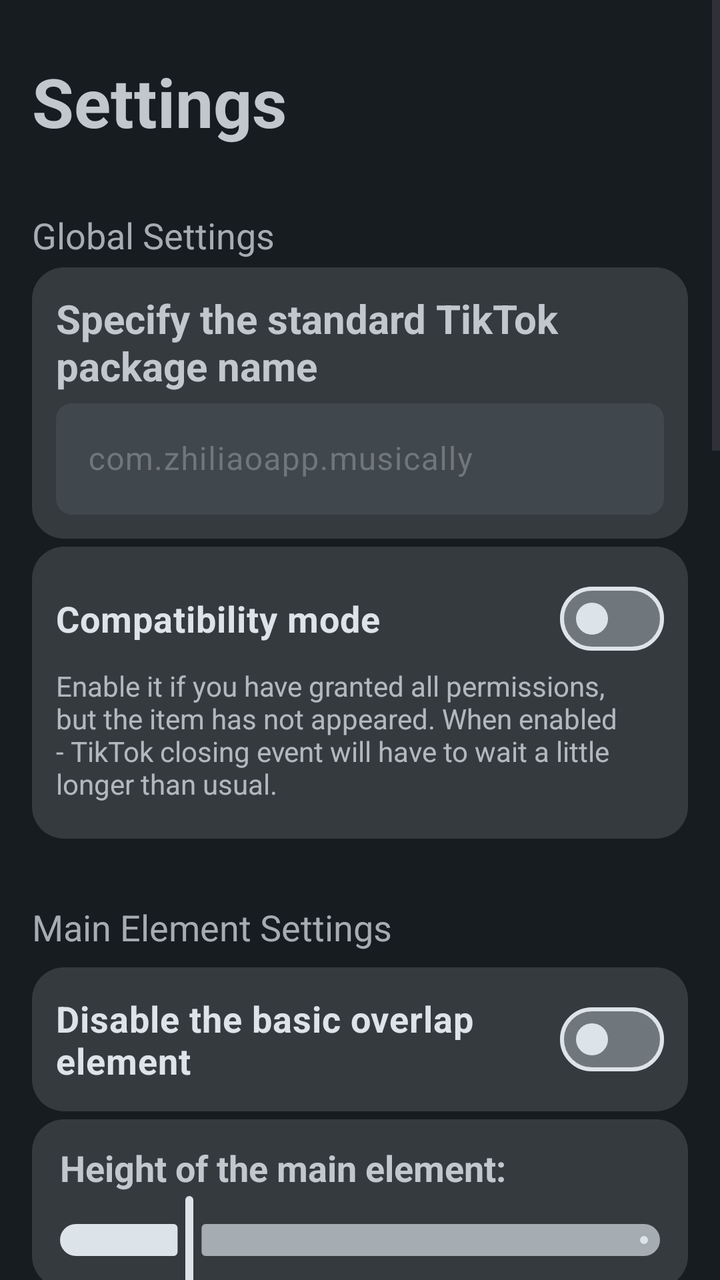
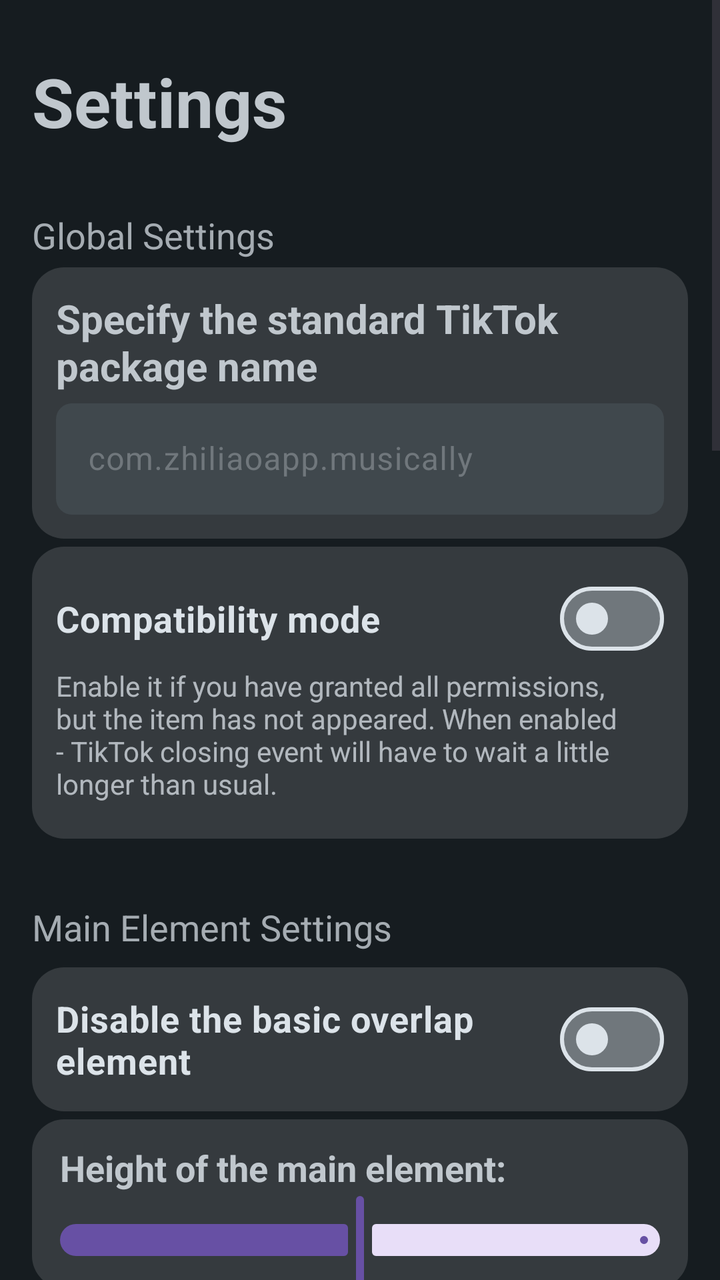

Screens rendered from an Android XML layout before and after an edit, with the pre-edit source and the edit as a unified diff.
<!-- AndroidManifest.xml: application theme Theme.TikTokAntiBurn -->
<!-- res/layout/activity_appsettings.xml -->
<?xml version="1.0" encoding="utf-8"?>
<androidx.constraintlayout.widget.ConstraintLayout xmlns:android="http://schemas.android.com/apk/res/android"
    xmlns:app="http://schemas.android.com/apk/res-auto"
    xmlns:tools="http://schemas.android.com/tools"
    android:id="@+id/MainAppLayout"
    android:layout_width="match_parent"
    android:layout_height="match_parent"
    android:background="@color/MonetViewDarkBG">

    <ScrollView
        android:layout_width="match_parent"
        android:layout_height="match_parent"
        app:layout_constraintBottom_toBottomOf="parent"
        app:layout_constraintTop_toTopOf="parent">

        <LinearLayout
            android:layout_width="match_parent"
            android:layout_height="wrap_content"
            android:orientation="vertical"
            android:padding="16dp">

            <TextView
                android:id="@+id/textView6"
                android:layout_width="match_parent"
                android:layout_height="wrap_content"
                android:paddingTop="12dp"
                android:paddingBottom="12dp"
                android:text="@string/fastSettings"
                android:textColor="@color/ButtonBackdround"
                android:textSize="34sp"
                android:textStyle="bold" />

            <TextView
                android:id="@+id/textView7"
                android:layout_width="match_parent"
                android:layout_height="wrap_content"
                android:paddingTop="20dp"
                android:paddingBottom="4dp"
                android:text="@string/GlobalSettingsDivide"
                android:textColor="@color/SeekBackdround"
                android:textSize="18sp" />

            <androidx.constraintlayout.widget.ConstraintLayout
                android:id="@+id/constraintLayout2"
                android:layout_width="match_parent"
                android:layout_height="match_parent"
                android:background="@drawable/fast_setting_bg"
                android:padding="12dp">

                <TextView
                    android:id="@+id/textView5"
                    android:layout_width="match_parent"
                    android:layout_height="wrap_content"
                    android:text="@string/packetnamedescription"
                    android:textColor="@color/ButtonBackdround"
                    android:textSize="20sp"
                    android:textStyle="bold"
                    app:layout_constraintStart_toStartOf="parent"
                    app:layout_constraintTop_toTopOf="parent" />

                <com.google.android.material.textfield.TextInputLayout
                    android:id="@+id/PacketName"
                    android:layout_width="match_parent"
                    android:layout_height="wrap_content"
                    android:textColorHint="@color/MID"
                    app:boxBackgroundColor="@color/DarkABit"
                    app:boxCornerRadiusBottomEnd="8dp"
                    app:boxCornerRadiusBottomStart="8dp"
                    app:boxCornerRadiusTopEnd="8dp"
                    app:boxCornerRadiusTopStart="8dp"
                    app:boxStrokeColor="@color/SeekBackdround"
                    app:boxStrokeWidth="0dp"
                    app:cursorColor="@color/ButtonBackdround"
                    app:helperTextEnabled="false"
                    app:hintTextColor="@color/ButtonBackdround"
                    app:layout_constraintTop_toBottomOf="@+id/textView5"
                    tools:layout_editor_absoluteX="12dp">

                    <com.google.android.material.textfield.TextInputEditText
                        android:id="@+id/TriggerPacketName"
                        android:layout_width="match_parent"
                        android:layout_height="wrap_content"
                        android:hint="com.zhiliaoapp.musically"
                        android:imeOptions="actionDone|actionNext"
                        android:inputType="text"
                        android:maxLines="1"
                        android:textColor="@color/ButtonBackdround"
                        tools:ignore="HardcodedText" />

                </com.google.android.material.textfield.TextInputLayout>
            </androidx.constraintlayout.widget.ConstraintLayout>

            <androidx.constraintlayout.widget.ConstraintLayout
                android:id="@+id/SomeSetting4"
                android:layout_width="match_parent"
                android:layout_height="wrap_content"
                android:layout_marginTop="4dp"
                android:background="@drawable/fast_setting_bg"
                android:padding="12dp"
                tools:layout_editor_absoluteX="16dp"
                tools:layout_editor_absoluteY="250dp">

                <com.google.android.material.materialswitch.MaterialSwitch
                    android:id="@+id/OptimalSwitcher"
                    android:layout_width="0dp"
                    android:layout_height="wrap_content"
                    android:checked="false"
                    android:text="@string/OptimalSwitchTitle"
                    android:textColor="@color/SeekBackdroundFilled"
                    android:textSize="18sp"
                    android:textStyle="bold"
                    app:layout_constraintEnd_toEndOf="parent"
                    app:layout_constraintHorizontal_bias="0.0"
                    app:layout_constraintStart_toStartOf="parent"
                    app:layout_constraintTop_toTopOf="parent"
                    app:thumbTint="@color/SeekBackdroundFilled"
                    app:trackDecorationTint="@color/SeekBackdroundFilled"
                    app:trackTint="@color/MID" />

                <TextView
                    android:id="@+id/textView4"
                    android:layout_width="wrap_content"
                    android:layout_height="wrap_content"
                    android:alpha="0.75"
                    android:paddingBottom="6dp"
                    android:text="@string/OptimalSwitchDescription"
                    android:textColor="@color/SeekBackdroundFilled"
                    app:layout_constraintStart_toStartOf="@+id/OptimalSwitcher"
                    app:layout_constraintTop_toBottomOf="@+id/OptimalSwitcher" />


            </androidx.constraintlayout.widget.ConstraintLayout>

            <TextView
                android:id="@+id/textView8"
                android:layout_width="match_parent"
                android:layout_height="wrap_content"
                android:paddingTop="32dp"
                android:paddingBottom="4dp"
                android:text="@string/MainElementSettingsDivide"
                android:textColor="@color/SeekBackdround"
                android:textSize="18sp" />

            <androidx.constraintlayout.widget.ConstraintLayout
                android:id="@+id/SomeSetting3"
                android:layout_width="match_parent"
                android:layout_height="wrap_content"
                android:layout_marginTop="4dp"
                android:background="@drawable/fast_setting_bg"
                android:padding="12dp">

                <com.google.android.material.materialswitch.MaterialSwitch
                    android:id="@+id/MinifiedVersion"
                    android:layout_width="0dp"
                    android:layout_height="match_parent"
                    android:checked="false"
                    android:text="@string/MinifiedStatus"
                    android:textColor="@color/SeekBackdroundFilled"
                    android:textSize="18sp"
                    android:textStyle="bold"
                    app:layout_constraintBottom_toBottomOf="parent"
                    app:layout_constraintEnd_toEndOf="parent"
                    app:layout_constraintStart_toStartOf="parent"
                    app:layout_constraintTop_toTopOf="parent"
                    app:thumbTint="@color/SeekBackdroundFilled"
                    app:trackDecorationTint="@color/SeekBackdroundFilled"
                    app:trackTint="@color/MID" />


            </androidx.constraintlayout.widget.ConstraintLayout>

            <androidx.constraintlayout.widget.ConstraintLayout
                android:id="@+id/SomeSetting"
                android:layout_width="match_parent"
                android:layout_height="wrap_content"
                android:layout_marginTop="4dp"
                android:animateLayoutChanges="true"
                android:background="@drawable/fast_setting_bg"
                android:paddingTop="12dp">

                <TextView
                    android:id="@+id/textView"
                    android:layout_width="wrap_content"
                    android:layout_height="wrap_content"
                    android:layout_marginStart="14dp"
                    android:text="@string/fastSettingsMainFlowtingWindow"
                    android:textColor="@color/ButtonBackdround"
                    android:textSize="18sp"
                    android:textStyle="bold"
                    app:layout_constraintStart_toStartOf="@+id/slider"
                    app:layout_constraintTop_toTopOf="parent" />

                <com.google.android.material.slider.Slider
                    android:id="@+id/slider"
                    android:layout_width="match_parent"
                    android:layout_height="wrap_content"
                    android:contentDescription="Setup a height of popup"
                    android:value="20.0"
                    android:valueFrom="0.0"
                    android:valueTo="100.0"
                    app:layout_constraintEnd_toEndOf="parent"
                    app:layout_constraintStart_toStartOf="parent"
                    app:layout_constraintTop_toBottomOf="@+id/textView"
                    app:thumbColor="@color/SeekBackdroundFilled"
                    app:trackColorActive="@color/SeekBackdroundFilled"
                    app:trackColorInactive="@color/SeekBackdround"
                    tools:tickColorInactive="#00000000"
                    tools:ignore="HardcodedText" />
            </androidx.constraintlayout.widget.ConstraintLayout>

            <androidx.constraintlayout.widget.ConstraintLayout
                android:id="@+id/SomeSetting2"
                android:layout_width="match_parent"
                android:layout_height="wrap_content"
                android:layout_marginTop="4dp"
                android:background="@drawable/fast_setting_bg"
                android:padding="12dp">

                <com.google.android.material.materialswitch.MaterialSwitch
                    android:id="@+id/TheSwitchingTool"
                    android:layout_width="0dp"
                    android:layout_height="match_parent"
                    android:checked="false"
                    android:text="@string/fastSettingsGoneOnclick"
                    android:textColor="@color/SeekBackdroundFilled"
                    android:textSize="18sp"
                    android:textStyle="bold"
                    app:layout_constraintBottom_toBottomOf="parent"
                    app:layout_constraintEnd_toEndOf="parent"
                    app:layout_constraintStart_toStartOf="parent"
                    app:layout_constraintTop_toTopOf="parent"
                    app:thumbTint="@color/SeekBackdroundFilled"
                    app:trackDecorationTint="@color/SeekBackdroundFilled"
                    app:trackTint="@color/MID" />
            </androidx.constraintlayout.widget.ConstraintLayout>


            <androidx.constraintlayout.widget.ConstraintLayout
                android:id="@+id/SomeSetting5"
                android:layout_width="match_parent"
                android:layout_height="wrap_content"
                android:layout_marginTop="4dp"
                android:background="@drawable/fast_setting_bg"
                android:padding="12dp">

                <com.google.android.material.materialswitch.MaterialSwitch
                    android:id="@+id/InputMethodsSwitch"
                    android:layout_width="0dp"
                    android:layout_height="match_parent"
                    android:checked="false"
                    android:text="@string/InputMethodSkip"
                    android:textColor="@color/SeekBackdroundFilled"
                    android:textSize="18sp"
                    android:textStyle="bold"
                    app:layout_constraintEnd_toEndOf="parent"
                    app:layout_constraintStart_toStartOf="parent"
                    app:layout_constraintTop_toTopOf="parent"
                    app:thumbTint="@color/SeekBackdroundFilled"
                    app:trackDecorationTint="@color/SeekBackdroundFilled"
                    app:trackTint="@color/MID" />

                <TextView
                    android:id="@+id/textView12"
                    android:layout_width="wrap_content"
                    android:layout_height="wrap_content"
                    android:alpha="0.75"
                    android:text="@string/SupportedInputMethods"
                    android:textColor="@color/SeekBackdroundFilled"
                    app:layout_constraintStart_toStartOf="@+id/InputMethodsSwitch"
                    app:layout_constraintTop_toBottomOf="@+id/InputMethodsSwitch" />

            </androidx.constraintlayout.widget.ConstraintLayout>

            <androidx.constraintlayout.widget.ConstraintLayout
                android:id="@+id/LSPosedSettings"
                android:layout_width="match_parent"
                android:layout_height="match_parent"
                android:layout_marginTop="16dp">


                <View
                    android:id="@+id/divider3"
                    android:layout_width="0dp"
                    android:layout_height="1dp"
                    android:layout_marginTop="16dp"
                    android:background="?android:attr/listDivider"
                    app:layout_constraintStart_toStartOf="parent"
                    app:layout_constraintTop_toBottomOf="@+id/LSSetting2" />

                <TextView
                    android:id="@+id/textView9"
                    android:layout_width="match_parent"
                    android:layout_height="wrap_content"
                    android:paddingTop="32dp"
                    android:paddingBottom="4dp"
                    android:text="@string/LSPosedSettingTitle"
                    android:textColor="@color/ButtonBackdround"
                    android:textSize="24sp"
                    android:textStyle="bold"
                    app:layout_constraintStart_toStartOf="parent"
                    app:layout_constraintTop_toTopOf="parent" />


                <com.google.android.material.loadingindicator.LoadingIndicator
                    android:id="@+id/loadingIndicator"
                    style="@style/Widget.Material3.LoadingIndicator.Contained"
                    android:layout_width="wrap_content"
                    android:layout_height="wrap_content"
                    android:visibility="gone"
                    app:layout_constraintBottom_toBottomOf="parent"
                    app:layout_constraintEnd_toEndOf="parent"
                    app:layout_constraintStart_toStartOf="parent"
                    app:layout_constraintTop_toTopOf="parent" />

                <TextView
                    android:id="@+id/textView11"
                    android:layout_width="0dp"
                    android:layout_height="wrap_content"
                    android:layout_marginTop="4dp"
                    android:background="@drawable/warn_msg"
                    android:padding="10dp"
                    android:paddingLeft="12dp"
                    android:paddingRight="12dp"
                    android:text="@string/LSPosedWarning"
                    android:textColor="@color/ButtonBackdround"
                    app:layout_constraintEnd_toEndOf="parent"
                    app:layout_constraintStart_toStartOf="parent"
                    app:layout_constraintTop_toBottomOf="@+id/LSSetting5" />

                <androidx.constraintlayout.widget.ConstraintLayout
                    android:id="@+id/LSSetting"
                    android:layout_width="match_parent"
                    android:layout_height="wrap_content"
                    android:background="@drawable/fast_setting_bg"
                    android:padding="12dp"
                    app:layout_constraintTop_toBottomOf="@+id/textView9">

                    <com.google.android.material.materialswitch.MaterialSwitch
                        android:id="@+id/UseOldDetectionMethod"
                        android:layout_width="0dp"
                        android:layout_height="match_parent"
                        android:checked="false"
                        android:text="@string/LSPosed_OldDetection"
                        android:textColor="@color/SeekBackdroundFilled"
                        android:textSize="18sp"
                        android:textStyle="bold"
                        app:layout_constraintEnd_toEndOf="parent"
                        app:layout_constraintStart_toStartOf="parent"
                        app:layout_constraintTop_toTopOf="parent"
                        app:thumbTint="@color/SeekBackdroundFilled"
                        app:trackDecorationTint="@color/SeekBackdroundFilled"
                        app:trackTint="@color/MID" />

                    <TextView
                        android:id="@+id/old_method_description"
                        android:layout_width="0dp"
                        android:layout_height="wrap_content"
                        android:alpha="0.75"
                        android:paddingBottom="6dp"
                        android:text="@string/LSPosed_OldDetectionDescription"
                        android:textColor="@color/SeekBackdroundFilled"
                        app:layout_constraintEnd_toEndOf="parent"
                        app:layout_constraintStart_toStartOf="parent"
                        app:layout_constraintTop_toBottomOf="@+id/UseOldDetectionMethod" />


                </androidx.constraintlayout.widget.ConstraintLayout>

                <androidx.constraintlayout.widget.ConstraintLayout
                    android:id="@+id/LSSetting2"
                    android:layout_width="match_parent"
                    android:layout_height="wrap_content"
                    android:layout_marginTop="4dp"
                    android:background="@drawable/fast_setting_bg"
                    android:padding="12dp"
                    app:layout_constraintTop_toBottomOf="@+id/LSSetting">

                    <com.google.android.material.materialswitch.MaterialSwitch
                        android:id="@+id/MakeInvisibleInstead"
                        android:layout_width="0dp"
                        android:layout_height="match_parent"
                        android:checked="false"
                        android:text="@string/LSPosedHideType"
                        android:textColor="@color/SeekBackdroundFilled"
                        android:textSize="18sp"
                        android:textStyle="bold"
                        app:layout_constraintEnd_toEndOf="parent"
                        app:layout_constraintStart_toStartOf="parent"
                        app:layout_constraintTop_toTopOf="parent"
                        app:thumbTint="@color/SeekBackdroundFilled"
                        app:trackDecorationTint="@color/SeekBackdroundFilled"
                        app:trackTint="@color/MID" />

                    <TextView
                        android:id="@+id/textView10"
                        android:layout_width="0dp"
                        android:layout_height="wrap_content"
                        android:alpha="0.75"
                        android:paddingBottom="6dp"
                        android:text="@string/LSPosedHideDescription"
                        android:textColor="@color/SeekBackdroundFilled"
                        app:layout_constraintEnd_toEndOf="parent"
                        app:layout_constraintStart_toStartOf="parent"
                        app:layout_constraintTop_toBottomOf="@+id/MakeInvisibleInstead" />


                </androidx.constraintlayout.widget.ConstraintLayout>

                <androidx.constraintlayout.widget.ConstraintLayout
                    android:id="@+id/LSSetting3"
                    android:layout_width="match_parent"
                    android:layout_height="wrap_content"
                    android:layout_marginTop="16dp"
                    android:background="@drawable/fast_setting_bg"
                    android:padding="12dp"
                    app:layout_constraintTop_toBottomOf="@+id/divider3">

                    <com.google.android.material.materialswitch.MaterialSwitch
                        android:id="@+id/TopPaneModifier"
                        android:layout_width="0dp"
                        android:layout_height="match_parent"
                        android:checked="false"
                        android:text="@string/TopPaneModifier"
                        android:textColor="@color/SeekBackdroundFilled"
                        android:textSize="18sp"
                        android:textStyle="bold"
                        app:layout_constraintEnd_toEndOf="parent"
                        app:layout_constraintStart_toStartOf="parent"
                        app:layout_constraintTop_toTopOf="parent"
                        app:thumbTint="@color/SeekBackdroundFilled"
                        app:trackDecorationTint="@color/SeekBackdroundFilled"
                        app:trackTint="@color/MID" />

                    <TextView
                        android:id="@+id/topPaneModificatorDescription"
                        android:layout_width="wrap_content"
                        android:layout_height="wrap_content"
                        android:text="@string/IdleBrightness"
                        android:textColor="@color/SeekBackdround"
                        app:layout_constraintStart_toStartOf="@+id/TopPaneModifier"
                        app:layout_constraintTop_toBottomOf="@+id/TopPaneModifier" />

                    <com.google.android.material.slider.Slider
                        android:id="@+id/TopPaneModifierValue"
                        android:layout_width="match_parent"
                        android:layout_height="wrap_content"
                        android:layout_marginStart="-8dp"
                        android:layout_marginEnd="-8dp"
                        android:contentDescription="@string/IdleBrightness"
                        android:stepSize="1"
                        android:value="20"
                        android:valueFrom="0"
                        android:valueTo="100"
                        app:layout_constraintEnd_toEndOf="parent"
                        app:layout_constraintStart_toStartOf="parent"
                        app:layout_constraintTop_toBottomOf="@+id/topPaneModificatorDescription" />

                </androidx.constraintlayout.widget.ConstraintLayout>

                <androidx.constraintlayout.widget.ConstraintLayout
                    android:id="@+id/LSSetting4"
                    android:layout_width="match_parent"
                    android:layout_height="wrap_content"
                    android:layout_marginTop="4dp"
                    android:background="@drawable/fast_setting_bg"
                    android:padding="12dp"
                    app:layout_constraintTop_toBottomOf="@+id/LSSetting3">

                    <com.google.android.material.materialswitch.MaterialSwitch
                        android:id="@+id/BottomPaneModifier"
                        android:layout_width="0dp"
                        android:layout_height="match_parent"
                        android:checked="false"
                        android:text="@string/BottomPaneModifier"
                        android:textColor="@color/SeekBackdroundFilled"
                        android:textSize="18sp"
                        android:textStyle="bold"
                        app:layout_constraintEnd_toEndOf="parent"
                        app:layout_constraintStart_toStartOf="parent"
                        app:layout_constraintTop_toTopOf="parent"
                        app:thumbTint="@color/SeekBackdroundFilled"
                        app:trackDecorationTint="@color/SeekBackdroundFilled"
                        app:trackTint="@color/MID" />

                    <TextView
                        android:id="@+id/bottomPaneModificatorDescription"
                        android:layout_width="wrap_content"
                        android:layout_height="wrap_content"
                        android:text="@string/IdleBrightness"
                        android:textColor="@color/SeekBackdround"
                        app:layout_constraintStart_toStartOf="@+id/BottomPaneModifier"
                        app:layout_constraintTop_toBottomOf="@+id/BottomPaneModifier" />

                    <com.google.android.material.slider.Slider
                        android:id="@+id/BottomPaneModifierValue"
                        android:layout_width="match_parent"
                        android:layout_height="wrap_content"
                        android:layout_marginStart="-8dp"
                        android:layout_marginEnd="-8dp"
                        android:contentDescription="@string/IdleBrightness"
                        android:stepSize="1"
                        android:value="20"
                        android:valueFrom="0"
                        android:valueTo="100"
                        app:layout_constraintEnd_toEndOf="parent"
                        app:layout_constraintHorizontal_bias="1.0"
                        app:layout_constraintStart_toStartOf="parent"
                        app:layout_constraintTop_toBottomOf="@+id/bottomPaneModificatorDescription" />


                </androidx.constraintlayout.widget.ConstraintLayout>

                <androidx.constraintlayout.widget.ConstraintLayout
                    android:id="@+id/LSSetting5"
                    android:layout_width="match_parent"
                    android:layout_height="wrap_content"
                    android:layout_marginTop="4dp"
                    android:background="@drawable/fast_setting_bg"
                    android:padding="12dp"
                    app:layout_constraintTop_toBottomOf="@+id/LSSetting4">

                    <com.google.android.material.materialswitch.MaterialSwitch
                        android:id="@+id/Shake2Show"
                        android:layout_width="0dp"
                        android:layout_height="match_parent"
                        android:checked="false"
                        android:text="@string/Shake2Show"
                        android:textColor="@color/SeekBackdroundFilled"
                        android:textSize="18sp"
                        android:textStyle="bold"
                        app:layout_constraintEnd_toEndOf="parent"
                        app:layout_constraintStart_toStartOf="parent"
                        app:layout_constraintTop_toTopOf="parent"
                        app:thumbTint="@color/SeekBackdroundFilled"
                        app:trackDecorationTint="@color/SeekBackdroundFilled"
                        app:trackTint="@color/MID" />

                    <TextView
                        android:id="@+id/Shake2ShowDescription"
                        android:layout_width="wrap_content"
                        android:layout_height="wrap_content"
                        android:text="@string/Shake2SHowDescription"
                        android:textColor="@color/SeekBackdround"
                        app:layout_constraintStart_toStartOf="@+id/Shake2Show"
                        app:layout_constraintTop_toBottomOf="@+id/Shake2Show" />

                    <TextView
                        android:id="@+id/textView13"
                        android:layout_width="wrap_content"
                        android:layout_height="wrap_content"
                        android:layout_marginStart="-6dp"
                        android:layout_marginTop="8dp"
                        android:background="@drawable/verbg"
                        android:padding="6dp"
                        android:scaleX="0.75"
                        android:scaleY="0.75"
                        android:text="@string/BatteryExpensive"
                        app:layout_constraintStart_toStartOf="parent"
                        app:layout_constraintTop_toBottomOf="@+id/Shake2ShowDescription" />

                    <TextView
                        android:id="@+id/textView14"
                        android:layout_width="0dp"
                        android:layout_height="wrap_content"
                        android:text="@string/HighBatteryUsage"
                        android:textColor="@color/MID"
                        app:layout_constraintBottom_toBottomOf="@+id/textView13"
                        app:layout_constraintEnd_toEndOf="parent"
                        app:layout_constraintStart_toEndOf="@+id/textView13"
                        app:layout_constraintTop_toTopOf="@+id/textView13" />


                </androidx.constraintlayout.widget.ConstraintLayout>


            </androidx.constraintlayout.widget.ConstraintLayout>


        </LinearLayout>
    </ScrollView>


</androidx.constraintlayout.widget.ConstraintLayout>
<!-- resources referenced by this layout -->
<resources>
  <color name="ButtonBackdround">#c5c6d0</color>
  <color name="DarkABit">#44464f</color>
  <color name="MID">#757780</color>
  <color name="MonetViewDarkBG">#191b23</color>
  <color name="SeekBackdround">#a9abb4</color>
  <color name="SeekBackdroundFilled">#e1e2ec</color>
  <!-- drawable fast_setting_bg (drawable) -->
  <?xml version="1.0" encoding="utf-8"?>
  <shape xmlns:android="http://schemas.android.com/apk/res/android">
      <solid android:color="#22FFFFFF"/>
      <corners android:radius="16dp" />
  </shape>
  <!-- drawable verbg (drawable) -->
  <?xml version="1.0" encoding="utf-8"?>
  <shape xmlns:android="http://schemas.android.com/apk/res/android">
      <solid android:color="@color/DarkABit"/>
      <corners android:radius="1000dp" />
  </shape>
  <!-- drawable warn_msg (drawable) -->
  <?xml version="1.0" encoding="utf-8"?>
  <shape xmlns:android="http://schemas.android.com/apk/res/android">
      <solid android:color="#6DFF9860"/>
      <corners android:radius="14dp" />
  </shape>
  <string name="BatteryExpensive">🔋🔥</string>
  <string name="BottomPaneModifier">Modify Bottom Panel</string>
  <string name="GlobalSettingsDivide">Global Settings</string>
  <string name="HighBatteryUsage">High battery usage</string>
  <string name="IdleBrightness">Idle brightness:</string>
  <string name="InputMethodSkip">Hide when keyboard is opened</string>
  <string name="LSPosedHideDescription">By default, the button is hidden from the interface, but when the setting is enabled, it will not hide, but will become invisible and will work.</string>
  <string name="LSPosedHideType">Hide, not delete</string>
  <string name="LSPosedSettingTitle">LSPosed Module Settings</string>
  <string name="LSPosedWarning">If you change the settings below, the settings of the external application will be changed on its behalf. This is a complex operation, the developer is not responsible for the consequences!</string>
  <string name="LSPosed_OldDetection">Old Detection Method</string>
  <string name="LSPosed_OldDetectionDescription">Use the old detection method if the new one doesn\'t work. (Supports English and Russian only)</string>
  <string name="MainElementSettingsDivide">Main Element Settings</string>
  <string name="MinifiedStatus">Disable the basic overlap element</string>
  <string name="OptimalSwitchDescription">Enable it if you have granted all permissions, but the item has not appeared. When enabled - TikTok closing event will have to wait a little longer than usual.</string>
  <string name="OptimalSwitchTitle">Compatibility mode</string>
  <string name="Shake2SHowDescription">Shake your phone to make the top and bottom panels visible</string>
  <string name="Shake2Show">Shake to show panels</string>
  <string name="SupportedInputMethods">Supporting:\nㅤㅤㅤ• GBoard\nㅤㅤㅤ• Facemoji\nㅤㅤㅤ• Yandex Keyboard\nㅤㅤㅤ• SwiftKey</string>
  <string name="TopPaneModifier">Modify Top Panel</string>
  <string name="fastSettings">Settings</string>
  <string name="fastSettingsGoneOnclick">Hide elements for a couple of seconds after clicking</string>
  <string name="fastSettingsMainFlowtingWindow">"Height of the main element: "</string>
  <string name="packetnamedescription">Specify the standard TikTok package name</string>
  <style name="Theme.TikTokAntiBurn" parent="Base.Theme.TikTokAntiBurn" />
  <style name="Base.Theme.TikTokAntiBurn" parent="Theme.Material3.DayNight.NoActionBar">
          
          
      </style>
</resources>

<!-- the commit's change to res/layout/activity_appsettings.xml (unified diff, before → after) -->
@@ -195,17 +195,14 @@
                     android:layout_width="match_parent"
                     android:layout_height="wrap_content"
                     android:contentDescription="Setup a height of popup"
-                    android:value="20.0"
-                    android:valueFrom="0.0"
-                    android:valueTo="100.0"
+                    android:value="50"
+                    android:valueFrom="0"
+                    android:valueTo="100"
                     app:layout_constraintEnd_toEndOf="parent"
                     app:layout_constraintStart_toStartOf="parent"
                     app:layout_constraintTop_toBottomOf="@+id/textView"
-                    app:thumbColor="@color/SeekBackdroundFilled"
-                    app:trackColorActive="@color/SeekBackdroundFilled"
-                    app:trackColorInactive="@color/SeekBackdround"
-                    tools:tickColorInactive="#00000000"
-                    tools:ignore="HardcodedText" />
+                    tools:ignore="HardcodedText"
+                    tools:tickColorInactive="#00000000" />
             </androidx.constraintlayout.widget.ConstraintLayout>
 
             <androidx.constraintlayout.widget.ConstraintLayout
@@ -448,7 +445,7 @@
                         android:layout_marginEnd="-8dp"
                         android:contentDescription="@string/IdleBrightness"
                         android:stepSize="1"
-                        android:value="20"
+                        android:value="100"
                         android:valueFrom="0"
                         android:valueTo="100"
                         app:layout_constraintEnd_toEndOf="parent"
@@ -499,7 +496,7 @@
                         android:layout_marginEnd="-8dp"
                         android:contentDescription="@string/IdleBrightness"
                         android:stepSize="1"
-                        android:value="20"
+                        android:value="100"
                         android:valueFrom="0"
                         android:valueTo="100"
                         app:layout_constraintEnd_toEndOf="parent"
